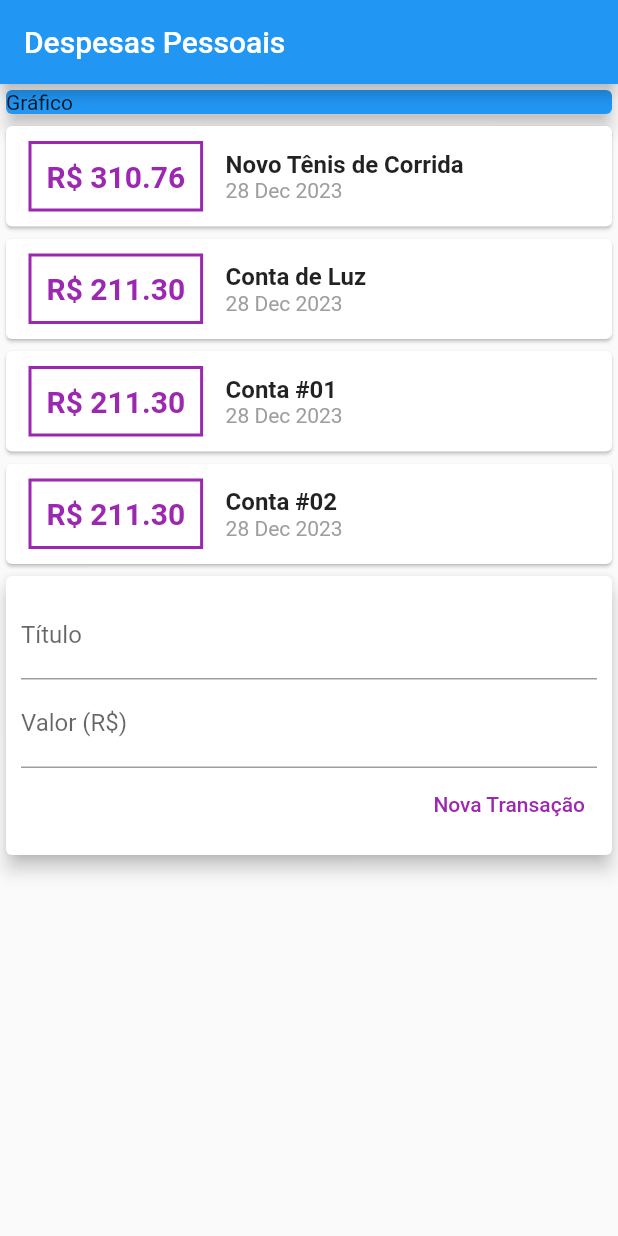
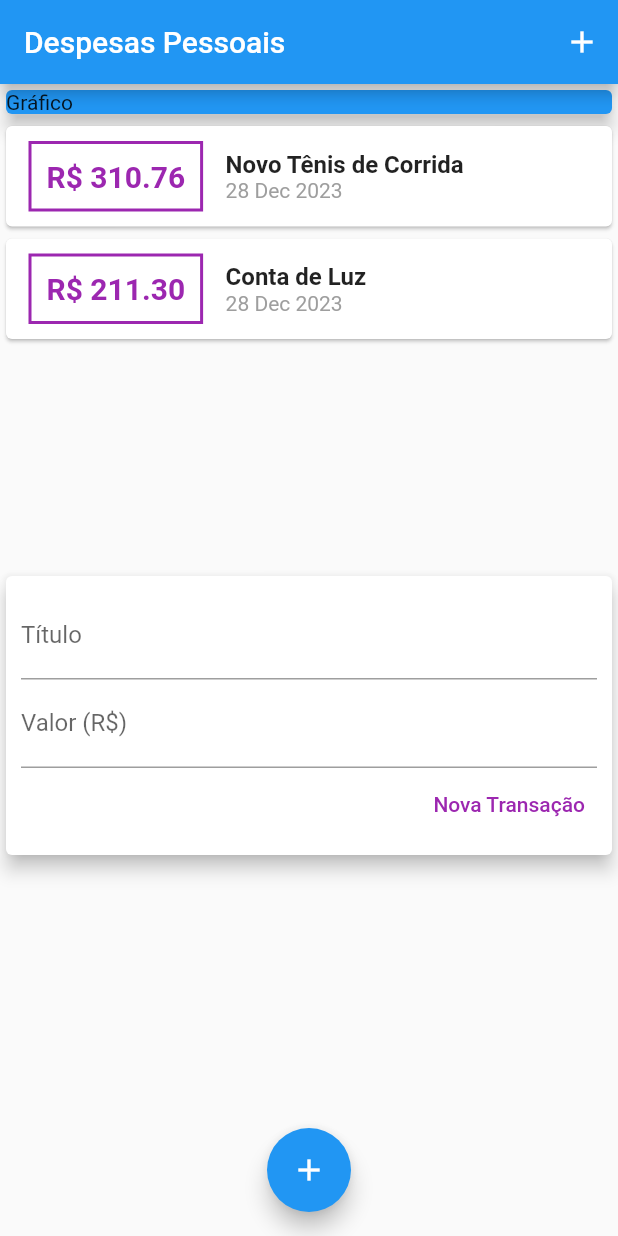
Before and after one commit to vandersonbfs/CursoFlutterUdemy, a Flutter app: the screen it shows after launch, after a tap on "Nova Transação", on a phone screen of 412 x 824 dp. Run offline on Flutter 3.47's test engine with Material 2 defaults, Android fonts, the phone set to English and light mode, and no system bars.

Commit message:
Aula 108 Botões para Adicionar Transação

```diff
--- a/expenses/lib/components/transaction_form.dart
+++ b/expenses/lib/components/transaction_form.dart
@@ -7,6 +7,17 @@ class TransactionForm extends StatelessWidget {
   final void Function(String, double) onSubmit;
 
   TransactionForm(this.onSubmit, {Key? key}) : super(key: key);
+
+  _submitForm() {
+    final title = titleController.text;
+    final value = double.tryParse(valueController.text) ?? 0;
+
+    if (title.isEmpty || value <= 0) {
+      return;
+    }
+
+    onSubmit(title, value);
+  }
 
   @override
   Widget build(BuildContext context) {
@@ -18,12 +29,16 @@ class TransactionForm extends StatelessWidget {
           children: [
             TextField(
               controller: titleController,
+              onSubmitted: (_) => _submitForm(),
               decoration: const InputDecoration(
                 labelText: 'Título',
               ),
             ),
             TextField(
               controller: valueController,
+              keyboardType:
+                  const TextInputType.numberWithOptions(decimal: true),
+              onSubmitted: (_) => _submitForm(),
               decoration: const InputDecoration(
                 labelText: 'Valor (R\$)',
               ),
@@ -38,11 +53,7 @@ class TransactionForm extends StatelessWidget {
                       color: Colors.purple,
                     ),
                   ),
-                  onPressed: () {
-                    final title = titleController.text;
-                    final value = double.tryParse(valueController.text) ?? 0;
-                    onSubmit(title, value);
-                  },
+                  onPressed: _submitForm,
                 )
               ],
             ),
--- a/expenses/lib/components/transaction_user.dart
+++ b/expenses/lib/components/transaction_user.dart
@@ -22,30 +22,6 @@ class _TransactionUserState extends State<TransactionUser> {
     Transaction(
       id: 't2',
       title: 'Conta de Luz',
-      value: 211.30,
-      date: DateTime.now(),
-    ),
-    Transaction(
-      id: 't20',
-      title: 'Conta #01',
-      value: 211.30,
-      date: DateTime.now(),
-    ),
-    Transaction(
-      id: 't3',
-      title: 'Conta #02',
-      value: 211.30,
-      date: DateTime.now(),
-    ),
-    Transaction(
-      id: 't4',
-      title: 'Conta #03',
-      value: 211.30,
-      date: DateTime.now(),
-    ),
-    Transaction(
-      id: 't5',
-      title: 'Conta #04',
       value: 211.30,
       date: DateTime.now(),
     ),
--- a/expenses/lib/main.dart
+++ b/expenses/lib/main.dart
@@ -19,6 +19,12 @@ class MyHomePage extends StatelessWidget {
     return Scaffold(
       appBar: AppBar(
         title: const Text('Despesas Pessoais'),
+        actions: [
+          IconButton(
+            icon: const Icon(Icons.add),
+            onPressed: () {},
+          ),
+        ],
       ),
       body: SingleChildScrollView(
         child: Column(
@@ -35,6 +41,11 @@ class MyHomePage extends StatelessWidget {
           ],
         ),
       ),
+      floatingActionButton: FloatingActionButton(
+        child: const Icon(Icons.add),
+        onPressed: () {},
+      ),
+      floatingActionButtonLocation: FloatingActionButtonLocation.centerFloat,
     );
   }
 }
```
